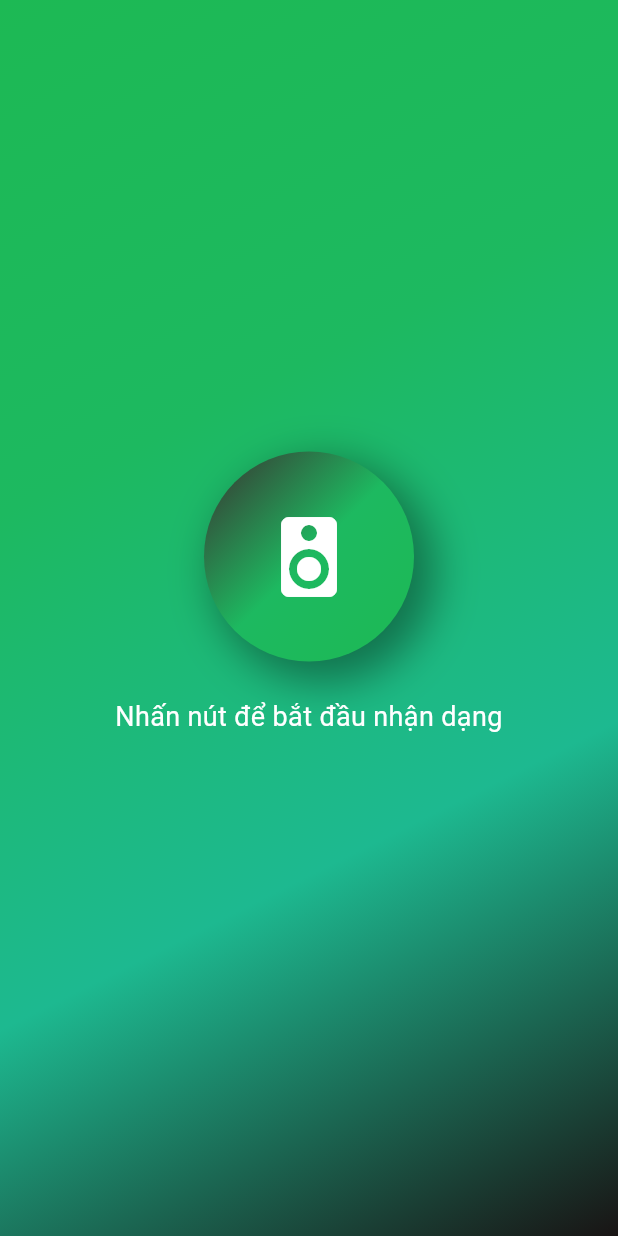
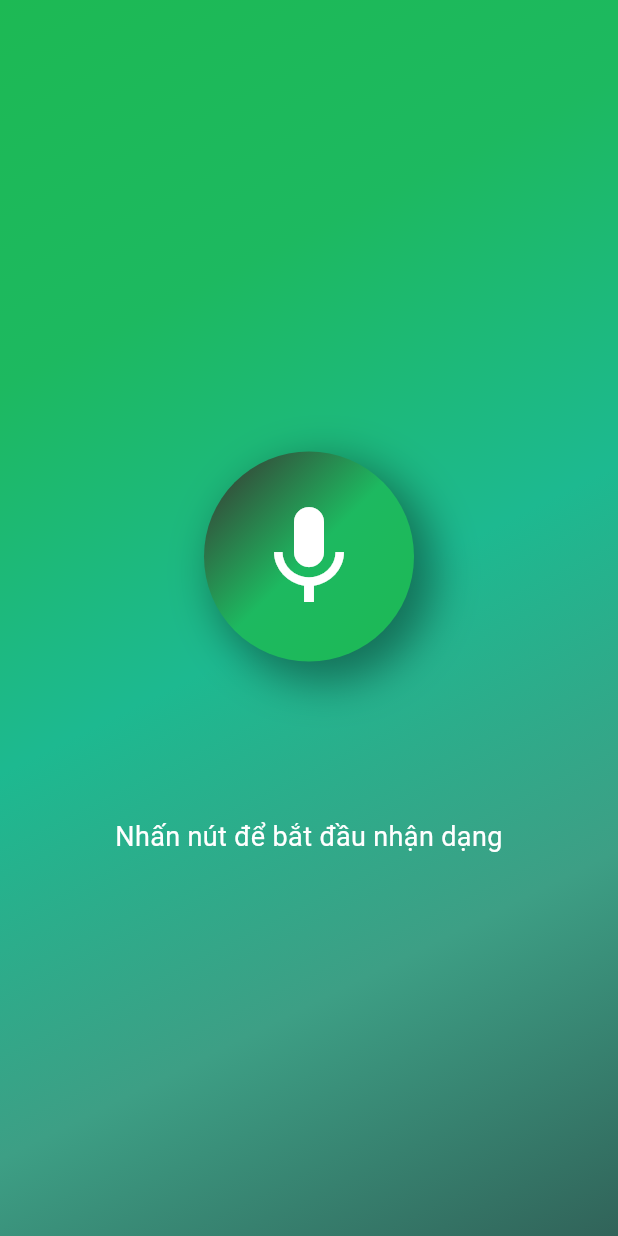
Before and after one commit to An-Thanh/music, a Flutter app: the screen it shows after launch, on a phone screen of 412 x 824 dp. Run offline on Flutter 3.47's test engine with Material 3 defaults, Android fonts, the light colour scheme and no system bars; our stand-ins replace permission_handler; missing offline and left inert: acr_cloud_sdk, spotify.

Commit message:
Refactor UI layout and update color scheme in main.dart

```diff
--- a/lib/main.dart
+++ b/lib/main.dart
@@ -276,7 +276,8 @@ class _MyHomePageState extends State<MyHomePage>
                   Color(0xFF1DB954), // Spotify Green
                   Color(0xFF1DB960),
                   Color(0xFF1DB990),
-                  Color(0xFF191414), // Spotify Black
+                  Color.fromARGB(255, 61, 159, 133),
+                  Color.fromARGB(255, 49, 99, 89), // Spotify Black
                 ],
               ),
             ),
@@ -286,7 +287,13 @@ class _MyHomePageState extends State<MyHomePage>
               child: Column(
                 mainAxisSize: MainAxisSize.min,
                 children: [
-                  Stack(
+                  Column(
+                    mainAxisAlignment: MainAxisAlignment.end,
+                    children: [
+                      SizedBox(
+                        height: 300,
+                        width: 300,
+                        child: Stack(
                           alignment: Alignment.center,
                           children: [
                             if (_isRecognizing)
@@ -294,17 +301,18 @@ class _MyHomePageState extends State<MyHomePage>
                                 return AnimatedBuilder(
                                   animation: _waveController,
                                   builder: (context, child) {
-                              final value =
-                                  (_waveController.value + i * 0.33) % 1.0;
+                                    final value = (_waveController.value +
+                                            (2 - i) * 0.33) %
+                                        1.0;
                                     return Opacity(
                                       opacity: 1 - value,
                                       child: Container(
                                         width: 140 + value * 200,
                                         height: 140 + value * 200,
-                                  decoration: BoxDecoration(
+                                        decoration: const BoxDecoration(
                                             shape: BoxShape.circle,
-                                    color: Color.fromARGB(255, 0, 219, 77)
-                                  ),
+                                            color: Color.fromARGB(
+                                                255, 0, 98, 34)),
                                       ),
                                     );
                                   },
@@ -344,19 +352,20 @@ class _MyHomePageState extends State<MyHomePage>
                                 ),
                                 child: const Center(
                                   child: Icon(
-                              Icons.speaker,
+                                    Icons.mic,
                                     color: Colors.white,
-                              size: 64,
+                                    size: 80,
                                   ),
                                 ),
                               ),
                             ),
                           ],
                         ),
-                  const SizedBox(height: 24),
-                  AnimatedSwitcher(
-                    duration: const Duration(milliseconds: 400),
-                    child: Text(
+                      ),
+                      const SizedBox(
+                        height: 24,
+                      ),
+                      Text(
                         _result,
                         key: ValueKey(_result),
                         textAlign: TextAlign.center,
@@ -365,46 +374,9 @@ class _MyHomePageState extends State<MyHomePage>
                           color: Colors.white,
                         ),
                       ),
+                    ],
                   ),
-                  const SizedBox(height: 16),
-                  // if (!_isRecognizing)
-                  //   ElevatedButton.icon(
-                  //     onPressed: _startRecognition,
-                  //     icon: const Icon(Icons.mic),
-                  //     label: const Text('Bắt đầu nhận dạng'),
-                  //     style: ElevatedButton.styleFrom(
-                  //       backgroundColor: const Color(0xFF1DB954),
-                  //       foregroundColor: Colors.white,
-                  //       padding: const EdgeInsets.symmetric(
-                  //           horizontal: 24, vertical: 12),
-                  //       textStyle: const TextStyle(fontSize: 16),
-                  //       shape: RoundedRectangleBorder(
-                  //         borderRadius: BorderRadius.circular(16),
-                  //       ),
-                  //     ),
-                  //   ),
-                  // if (_isRecognizing)
-                  //   Column(
-                  //     children: [
-                  //       const SizedBox(height: 16),
-                  //       ElevatedButton.icon(
-                  //         onPressed: _stopRecognition,
-                  //         icon: const Icon(Icons.stop),
-                  //         label: const Text('Dừng nhận dạng'),
-                  //         style: ElevatedButton.styleFrom(
-                  //           backgroundColor: Colors.red,
-                  //           foregroundColor: Colors.white,
-                  //           padding: const EdgeInsets.symmetric(
-                  //               horizontal: 24, vertical: 12),
-                  //           textStyle: const TextStyle(fontSize: 16),
-                  //           shape: RoundedRectangleBorder(
-                  //             borderRadius: BorderRadius.circular(16),
-                  //           ),
-                  //         ),
-                  //       ),
-                  //     ],
-                  //   ),
-                  const SizedBox(height: 16),
+                  const SizedBox(height: 32),
                   _buildSpotifyResults(),
                 ],
               ),
```
Also changed, not shown: 4 other files. Lines whose indentation alone changed are shown as unchanged.
